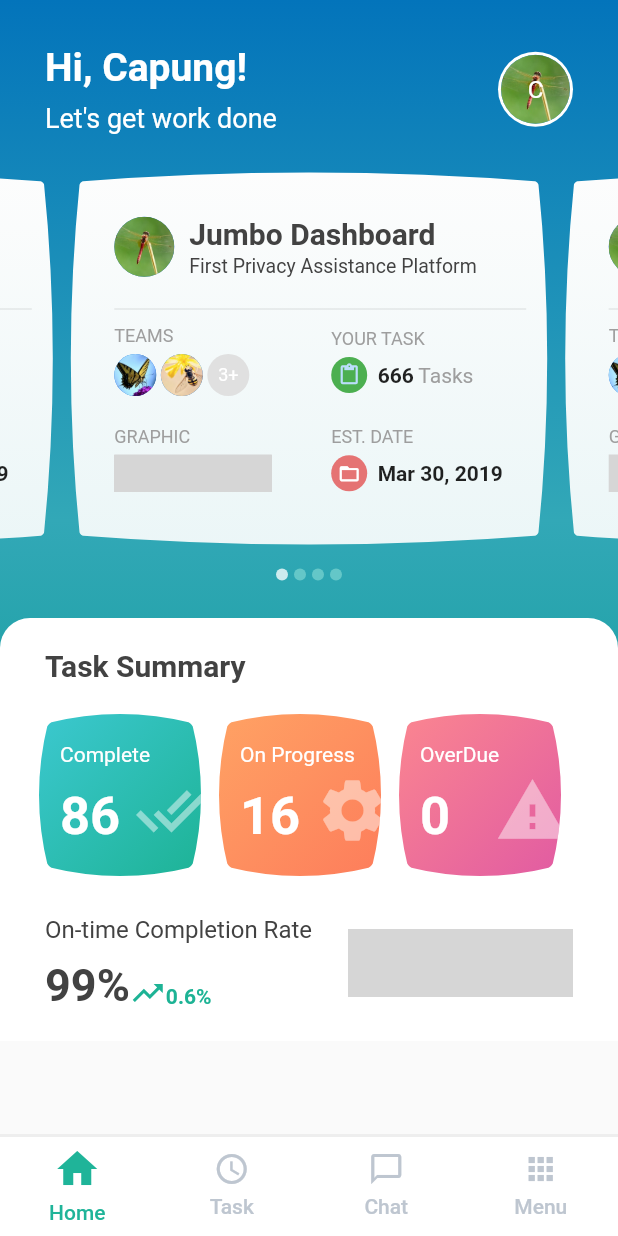
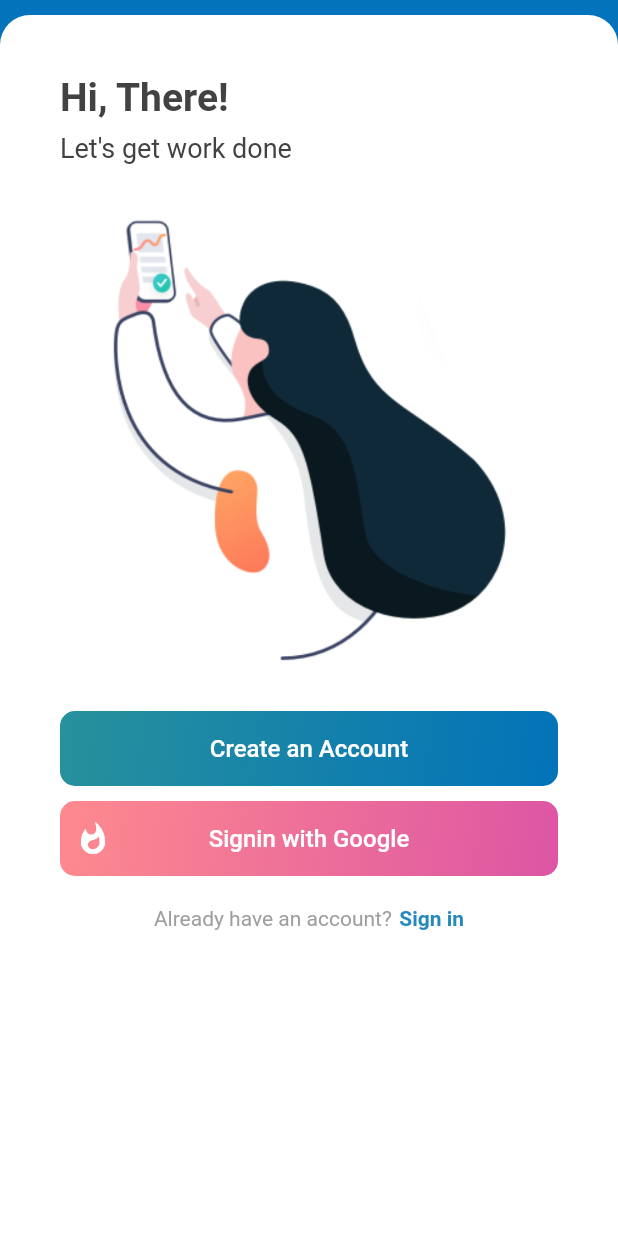
Before and after one commit to fariswd/pmgr, a Flutter app: the screen it shows after launch, on a phone screen of 412 x 824 dp. Run offline on Flutter 3.47's test engine with Material 2 defaults, Android fonts, the phone set to English and light mode, and no system bars; drawn by our look-alikes of carousel_slider; our stand-ins replace charts_flutter; missing offline and left inert: flutter_sparkline; grey boxes are pictures that could not be loaded.

Commit message:
setup login screen

```diff
--- a/lib/main.dart
+++ b/lib/main.dart
@@ -1,6 +1,7 @@
 import 'package:flutter/material.dart';
 import 'package:flutter/services.dart';
-import './screen/index_screen.dart';
+
+import './screen/login_screen.dart';
 
 void main() {
   SystemChrome.setSystemUIOverlayStyle(SystemUiOverlayStyle(
@@ -16,7 +17,7 @@ class MyApp extends StatelessWidget {
     return MaterialApp(
       title: 'Projext Manager Flutter Challenge',
       debugShowCheckedModeBanner: false,
-      home: IndexScreen(),
+      home: LoginScreen(),
     );
   }
 }
--- /dev/null
+++ b/lib/screen/login_screen.dart
@@ -0,0 +1,171 @@
+import 'package:flutter/material.dart';
+
+import './index_screen.dart';
+
+class LoginScreen extends StatelessWidget {
+  @override
+  Widget build(BuildContext context) {
+    double height = MediaQuery.of(context).size.height;
+    double width = MediaQuery.of(context).size.width;
+    return Scaffold(
+      backgroundColor: Color(0xFF0374BB),
+      body: ListView(
+        children: <Widget>[
+          Container(
+            margin: EdgeInsets.only(top: 10),
+            padding: EdgeInsets.fromLTRB(10, 20, 10, 10),
+            height: height,
+            decoration: BoxDecoration(
+              borderRadius: BorderRadius.only(
+                topLeft: Radius.circular(20),
+                topRight: Radius.circular(20),
+              ),
+              color: Colors.white,
+            ),
+            width: double.infinity,
+            child: Column(
+              crossAxisAlignment: CrossAxisAlignment.start,
+              children: <Widget>[
+                Container(
+                  padding: EdgeInsets.fromLTRB(30, 20, 0, 20),
+                  child: Column(
+                    crossAxisAlignment: CrossAxisAlignment.start,
+                    children: <Widget>[
+                      Text(
+                        'Hi, There!',
+                        style: TextStyle(
+                          color: Colors.grey[800],
+                          fontSize: 26,
+                          fontWeight: FontWeight.w600,
+                        ),
+                      ),
+                      Padding(
+                        padding: EdgeInsets.only(top: 8),
+                      ),
+                      Text(
+                        "Let's get work done",
+                        style: TextStyle(
+                          color: Colors.grey[800],
+                          fontSize: 18,
+                        ),
+                      ),
+                    ],
+                  ),
+                ),
+                Center(
+                  child: Image.asset(
+                    'assets/image/login_image.png',
+                    width: 280,
+                  ),
+                ),
+                Padding(
+                  padding: EdgeInsets.only(
+                    bottom: 10,
+                  ),
+                ),
+                Column(
+                  children: <Widget>[
+                    Container(
+                      width: width - 80,
+                      height: 50,
+                      decoration: BoxDecoration(
+                        borderRadius: BorderRadius.all(Radius.circular(10)),
+                        gradient: LinearGradient(
+                          begin: Alignment.topLeft,
+                          end: Alignment.bottomRight,
+                          colors: [
+                            Color(0xFF28919C),
+                            Color(0xFF0273B9),
+                          ],
+                        ),
+                      ),
+                      child: Center(
+                        child: Text(
+                          'Create an Account',
+                          style: TextStyle(
+                            color: Colors.white,
+                            fontWeight: FontWeight.w500,
+                            fontSize: 16,
+                          ),
+                        ),
+                      ),
+                    ),
+                    Padding(padding: EdgeInsets.only(top: 10)),
+                    Container(
+                      width: width - 80,
+                      height: 50,
+                      padding: EdgeInsets.symmetric(horizontal: 10),
+                      decoration: BoxDecoration(
+                        borderRadius: BorderRadius.all(Radius.circular(10)),
+                        gradient: LinearGradient(
+                          begin: Alignment.topLeft,
+                          end: Alignment.bottomRight,
+                          colors: [
+                            Color(0xFFFE8A8E),
+                            Color(0xFFDD55A4),
+                          ],
+                        ),
+                      ),
+                      child: GestureDetector(
+                        onTap: () {
+                          Navigator.push(
+                            context,
+                            MaterialPageRoute(
+                              builder: (context) => IndexScreen(),
+                            ),
+                          );
+                        },
+                        child: Row(
+                          mainAxisAlignment: MainAxisAlignment.spaceBetween,
+                          children: <Widget>[
+                            Icon(
+                              Icons.whatshot,
+                              color: Colors.white,
+                            ),
+                            Text(
+                              'Signin with Google',
+                              style: TextStyle(
+                                color: Colors.white,
+                                fontWeight: FontWeight.w500,
+                                fontSize: 16,
+                              ),
+                            ),
+                            Container(
+                              width: 24,
+                            ),
+                          ],
+                        ),
+                      ),
+                    ),
+                    Padding(
+                      padding: EdgeInsets.only(top: 20),
+                    ),
+                    Row(
+                      mainAxisAlignment: MainAxisAlignment.center,
+                      children: <Widget>[
+                        Text(
+                          'Already have an account?',
+                          style: TextStyle(color: Colors.grey[500]),
+                        ),
+                        Padding(
+                          padding: EdgeInsets.only(left: 5),
+                        ),
+                        Text(
+                          'Sign in',
+                          style: TextStyle(
+                            color: Color(0xFF2689BE),
+                            fontWeight: FontWeight.bold,
+                          ),
+                        ),
+                      ],
+                    ),
+                  ],
+                ),
+              ],
+            ),
+          ),
+        ],
+      ),
+    );
+  }
+}
--- a/pubspec.yaml
+++ b/pubspec.yaml
@@ -48,6 +48,7 @@ flutter:
    - assets/image/capung.jpg
    - assets/image/kupu.jpg
    - assets/image/kumbang.jpg
+   - assets/image/login_image.png
   #  - images/a_dot_ham.jpeg
 
   # An image asset can refer to one or more resolution-specific "variants", see
```
Also changed, not shown: assets/image/login_image.png (added).
